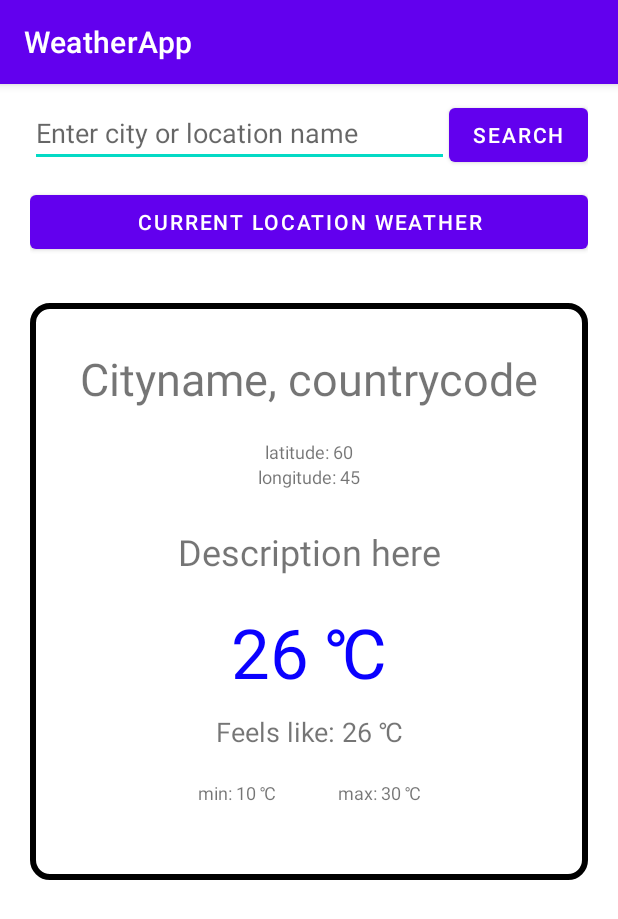
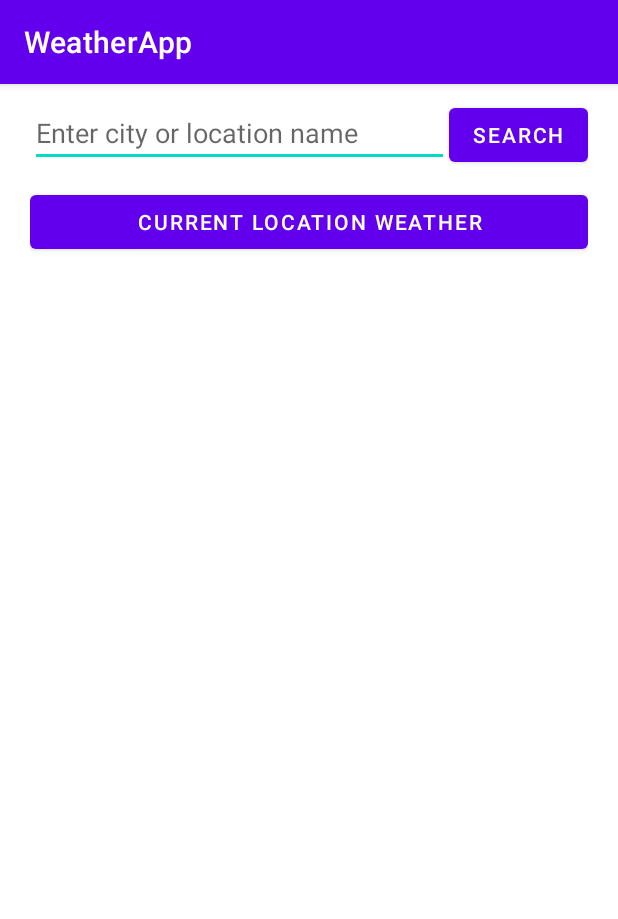
Before and after one commit to haelina/WeatherApp, an Android app: the screen it shows after launch (MainActivity), on a phone screen of 412 x 824 dp. Shown: the top 919 px of the screen. Run offline under Robolectric (Android 15) with nearby library versions, the phone set to English and light mode, and no system bars; our stand-ins replace Picasso; pictures from the network do not load; 5 statements that could not run were skipped.

Commit message:
Remove unnecessary code.

```diff
--- a/WeatherApp/app/src/main/res/layout/activity_main.xml
+++ b/WeatherApp/app/src/main/res/layout/activity_main.xml
@@ -19,14 +19,6 @@
                 android:layout_height="wrap_content"
                 android:layout_marginTop="10dp"
                 android:layout_marginHorizontal="20dp">
-                <!--android:background="@drawable/shape"-->
-
-            <!--<TextView
-                android:text="Search for weather by city name"
-                android:textStyle="bold"
-                android:textSize="24dp"
-                android:layout_width="match_parent"
-                android:layout_height="wrap_content" />-->
                 <EditText
                     android:id="@+id/searchValue"
                     android:layout_width="match_parent"
@@ -47,52 +39,20 @@
                 android:layout_height="wrap_content"
                 android:layout_marginTop="10dp"
                 android:layout_marginHorizontal="20dp">
-                <!--android:background="@drawable/shape"
-                <TextView
-                    android:text="Search with current location"
-                    android:textStyle="bold"
-                    android:textSize="24dp"
-                    android:layout_marginBottom="10dp"
-                    android:layout_width="match_parent"
-                    android:layout_height="wrap_content" />                android:layout_marginTop="10dp"
-                    android:layout_marginHorizontal="20dp">
-                <TextView
-                    android:id="@+id/latitude"
-                    android:text="Latitude: 0.0"
-                    android:textAlignment="center"
-                    android:textSize="18dp"
-                    android:layout_width="match_parent"
-                    android:layout_height="wrap_content" />
-                <TextView
-                    android:id="@+id/longitude"
-                    android:text="Longitude: 0.0"
-                    android:textAlignment="center"
-                    android:textSize="18dp"
-                    android:layout_marginBottom="10dp"
-                    android:layout_width="match_parent"
-                    android:layout_height="wrap_content" />-->
                 <Button
                     android:id="@+id/getCoordinatesButton"
                     android:text="Current location weather"
                     android:layout_width="match_parent"
                     android:layout_height="wrap_content"
                     android:onClick="getCoordinates"/>
-                <!--<Button
-                    android:id="@+id/searchWithCoordinates"
-                    android:text="Search weather"
-                    android:enabled="false"
-                    android:layout_width="match_parent"
-                    android:layout_height="wrap_content"
-                    android:onClick="clickSearchCoordinates"/>-->
             </LinearLayout>
             <LinearLayout
                 android:id="@+id/weatherData"
-                android:visibility="visible"
+                android:visibility="gone"
                 android:orientation="vertical"
                 android:layout_width="match_parent"
                 android:layout_height="wrap_content"
                 android:layout_marginTop="30dp"
-                android:layout_marginBottom="100dp"
                 android:layout_marginHorizontal="20dp"
                 android:background="@drawable/shape">
             <TextView
```
Lines whose indentation alone changed are shown as unchanged.
